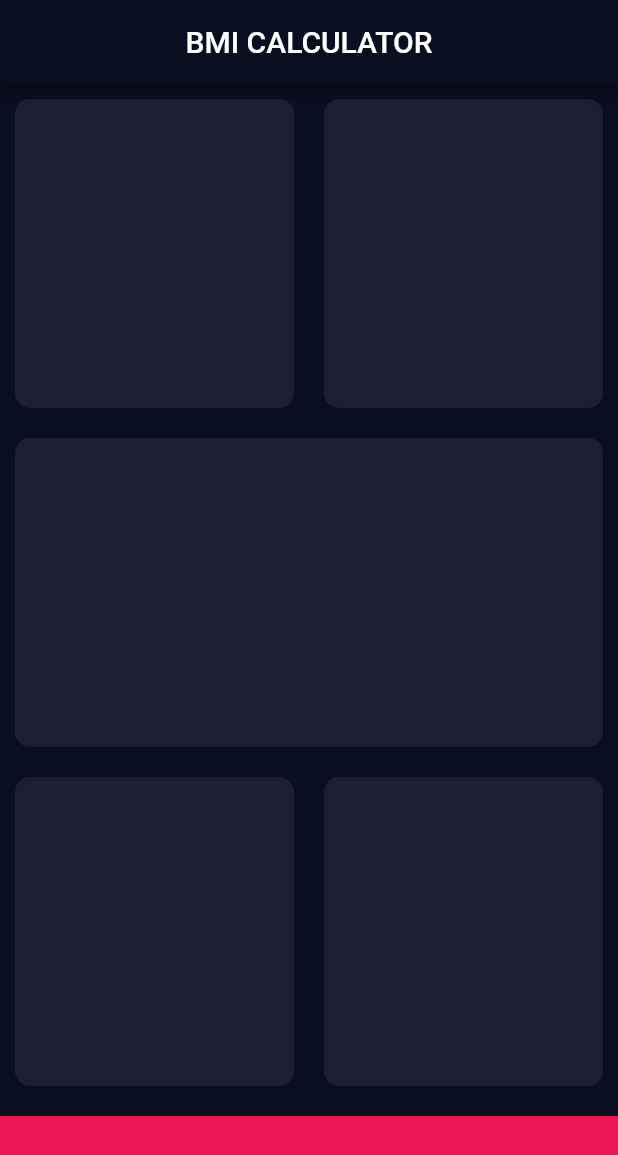
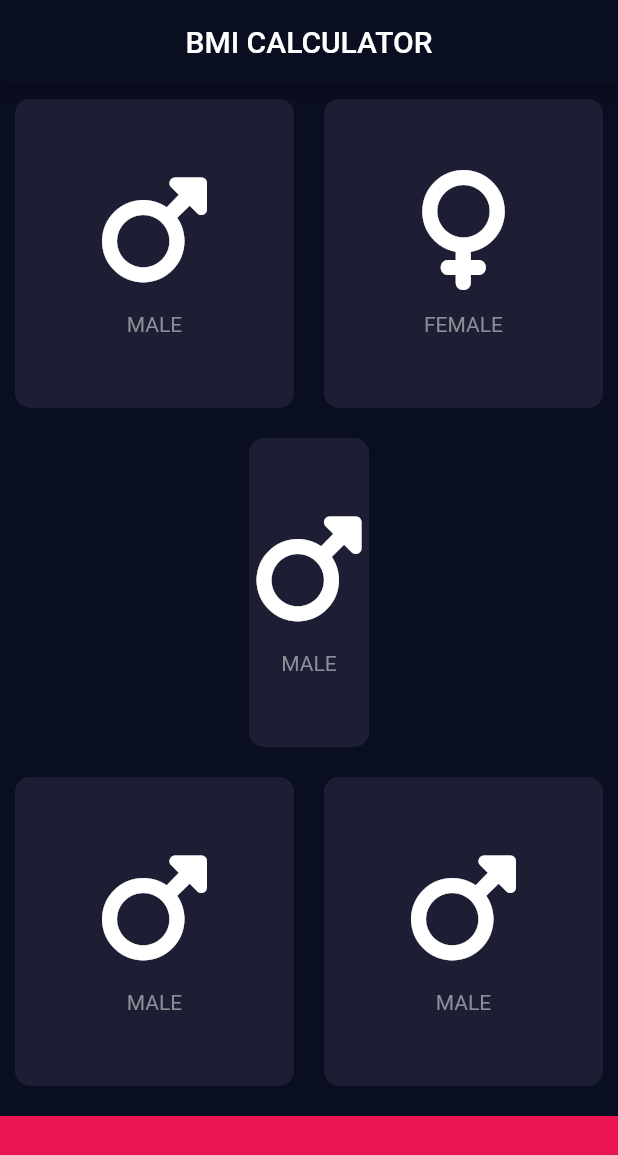
Before and after one commit to uttu87/BMI-Calculator-Flutter, a Flutter app: the screen it shows after launch, on a phone screen of 412 x 824 dp. Shown: the top 1155 px of the screen. Run offline on Flutter 3.47's test engine with Material 2 defaults, Android fonts, the phone set to English and light mode, and no system bars; our stand-ins replace font_awesome_flutter.

Commit message:
Create IconContent, ReusableCard widgets

```diff
--- /dev/null
+++ b/lib/icon_content.dart
@@ -0,0 +1,30 @@
+import 'package:flutter/material.dart';
+
+const labelTextStyle = TextStyle(color: Color(0xFF8D8E98));
+
+class IconContent extends StatelessWidget {
+  const IconContent({super.key, required this.icon, required this.label});
+
+  final IconData icon;
+  final String label;
+
+  @override
+  Widget build(BuildContext context) {
+    return Column(
+      mainAxisAlignment: MainAxisAlignment.center,
+      children: [
+        Icon(
+          icon,
+          size: 80.0,
+        ),
+        const SizedBox(
+          height: 15.0,
+        ),
+        Text(
+          label,
+          style: labelTextStyle,
+        )
+      ],
+    );
+  }
+}
--- a/lib/input_page.dart
+++ b/lib/input_page.dart
@@ -1,4 +1,7 @@
 import 'package:flutter/material.dart';
+import 'package:font_awesome_flutter/font_awesome_flutter.dart';
+import 'reusable_card.dart';
+import 'icon_content.dart';
 
 const bottomContainerHeight = 80.0;
 const activeCardColor = Color(0xFF1D1E33);
@@ -23,54 +26,103 @@ class _InputPageState extends State<InputPage> {
           children: [
             Expanded(
               child: Row(
-                children: [
+                children: const [
                   Expanded(
-                    child: ReusableCard(color: activeCardColor),
+                    child: ReusableCard(
+                      color: activeCardColor,
+                      cardChild: IconContent(
+                        icon: FontAwesomeIcons.mars,
+                        label: 'MALE',
+                      ),
+                    ),
                   ),
                   Expanded(
-                    child: ReusableCard(color: activeCardColor),
+                    child: ReusableCard(
+                      color: activeCardColor,
+                      cardChild: IconContent(
+                        icon: FontAwesomeIcons.venus,
+                        label: 'FEMALE',
+                      ),
+                    ),
                   ),
                 ],
               ),
             ),
             Expanded(
-              child: ReusableCard(color: activeCardColor),
+              child: ReusableCard(
+                color: activeCardColor,
+                cardChild: Column(
+                  mainAxisAlignment: MainAxisAlignment.center,
+                  children: const [
+                    Icon(
+                      FontAwesomeIcons.mars,
+                      size: 80.0,
+                    ),
+                    SizedBox(
+                      height: 15.0,
+                    ),
+                    Text(
+                      'MALE',
+                      style: TextStyle(color: Color(0xFF8D8E98)),
+                    )
+                  ],
+                ),
+              ),
             ),
             Expanded(
               child: Row(
                 children: [
                   Expanded(
-                    child: ReusableCard(color: activeCardColor),
+                    child: ReusableCard(
+                      color: activeCardColor,
+                      cardChild: Column(
+                        mainAxisAlignment: MainAxisAlignment.center,
+                        children: const [
+                          Icon(
+                            FontAwesomeIcons.mars,
+                            size: 80.0,
+                          ),
+                          SizedBox(
+                            height: 15.0,
+                          ),
+                          Text(
+                            'MALE',
+                            style: TextStyle(color: Color(0xFF8D8E98)),
+                          )
+                        ],
+                      ),
+                    ),
                   ),
                   Expanded(
-                    child: ReusableCard(color: activeCardColor),
+                    child: ReusableCard(
+                      color: activeCardColor,
+                      cardChild: Column(
+                        mainAxisAlignment: MainAxisAlignment.center,
+                        children: const [
+                          Icon(
+                            FontAwesomeIcons.mars,
+                            size: 80.0,
+                          ),
+                          SizedBox(
+                            height: 15.0,
+                          ),
+                          Text(
+                            'MALE',
+                            style: TextStyle(color: Color(0xFF8D8E98)),
+                          )
+                        ],
+                      ),
+                    ),
                   ),
                 ],
-              ),),
+              ),
+            ),
             Container(
               color: bottomContainerColor,
-              margin: EdgeInsets.only(top: 10.0),
+              margin: const EdgeInsets.only(top: 10.0),
               height: bottomContainerHeight,
             )
           ],
         ));
   }
 }
-
-class ReusableCard extends StatelessWidget {
-
-  ReusableCard({required this.color});
-
-  final Color color;
-
-  @override
-  Widget build(BuildContext context) {
-    return Container(
-      margin: const EdgeInsets.all(10.0),
-      decoration: BoxDecoration(
-        color: color,
-        borderRadius: BorderRadius.circular(10.0),
-      ),
-    );
-  }
-}
--- /dev/null
+++ b/lib/reusable_card.dart
@@ -0,0 +1,20 @@
+import 'package:flutter/material.dart';
+
+class ReusableCard extends StatelessWidget {
+  const ReusableCard({super.key, required this.color, required this.cardChild});
+
+  final Color color;
+  final Widget cardChild;
+
+  @override
+  Widget build(BuildContext context) {
+    return Container(
+      margin: const EdgeInsets.all(10.0),
+      decoration: BoxDecoration(
+        color: color,
+        borderRadius: BorderRadius.circular(10.0),
+      ),
+      child: cardChild,
+    );
+  }
+}
--- a/pubspec.yaml
+++ b/pubspec.yaml
@@ -10,6 +10,9 @@ dependencies:
   flutter:
     sdk: flutter
 
+  cupertino_icons: ^1.0.5
+  font_awesome_flutter: ^10.4.0
+
 dev_dependencies:
   flutter_test:
     sdk: flutter
```
Also changed, not shown: pubspec.lock.
